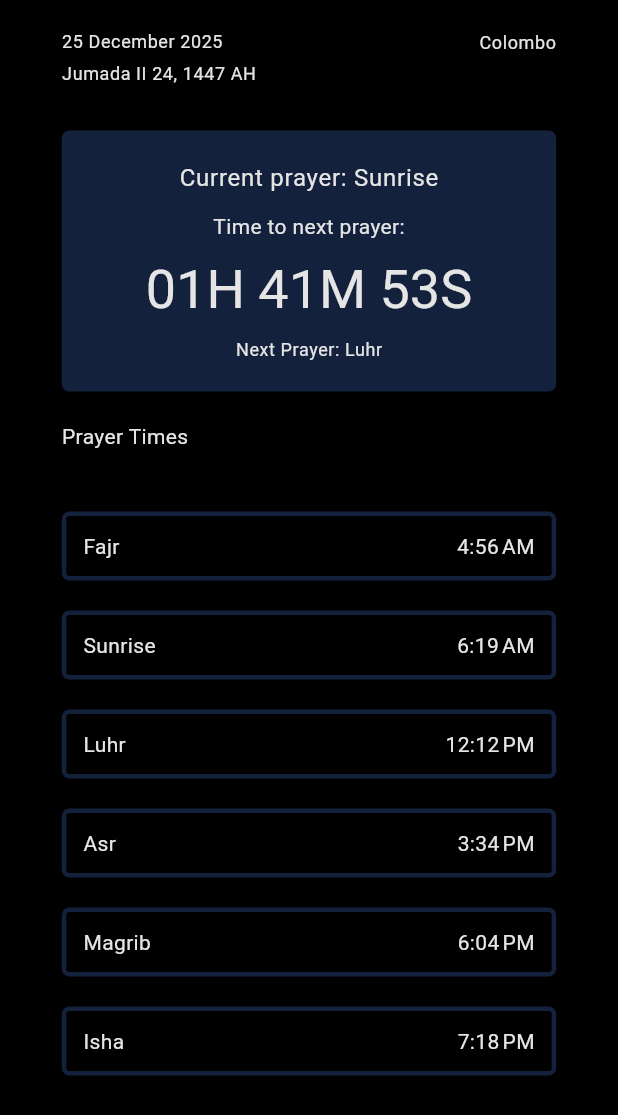
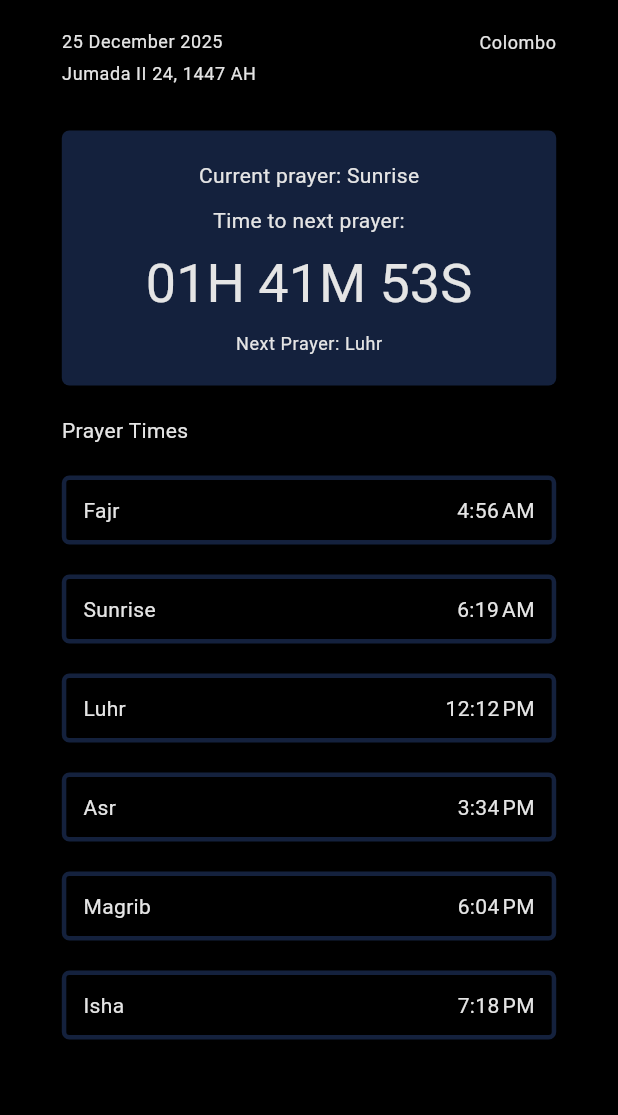
Before and after one commit to sfshameem5/prayer-times-flutter, a Flutter app: the screen it shows after launch, on a phone screen of 412 x 824 dp. Shown: the top 1115 px of the screen. Run offline on Flutter 3.47's test engine with Material 3 defaults, Android fonts, the phone set to English and light mode, and no system bars; our stand-ins replace google_fonts.

Commit message:
misc: Changed font to inter

```diff
--- a/lib/config/theme.dart
+++ b/lib/config/theme.dart
@@ -1,4 +1,5 @@
 import 'package:flutter/material.dart';
+import 'package:google_fonts/google_fonts.dart';
 
 class AppTheme {
   static ThemeData get lightTheme {
@@ -9,15 +10,20 @@ class AppTheme {
       // Defining the core color palette
       colorScheme: const ColorScheme(
         brightness: Brightness.light,
-        primary: Color(0xFF14213D), // Prussian Blue
+        primary: Color(0xFF14213D),
+        // Prussian Blue
         onPrimary: Colors.white,
 
-        secondary: Color(0xFFFCA311), // Orange / Gold
-        onSecondary: Colors.black, // Black text for contrast on gold
+        secondary: Color(0xFFFCA311),
+        // Orange / Gold
+        onSecondary: Colors.black,
 
-        surface: Colors.white, // Cards and Dialogs
-        onSurface: Color(0xFF000000), // Black text
+        // Black text for contrast on gold
+        surface: Colors.white,
+        // Cards and Dialogs
+        onSurface: Color(0xFF000000),
 
+        // Black text
         error: Colors.redAccent,
         onError: Colors.white,
       ),
@@ -40,12 +46,14 @@ class AppTheme {
         shape: RoundedRectangleBorder(borderRadius: BorderRadius.circular(12)),
       ),
 
-      textTheme: const TextTheme(
-        displayLarge: TextStyle(
-          color: Colors.black,
-          fontWeight: FontWeight.bold,
+      textTheme: GoogleFonts.interTextTheme(
+        const TextTheme(
+          displayLarge: TextStyle(
+            color: Colors.black,
+            fontWeight: FontWeight.bold,
+          ),
+          // bodyLarge: TextStyle(color: Colors.black),
         ),
-        bodyLarge: TextStyle(color: Colors.black),
       ),
     );
   }
@@ -57,16 +65,20 @@ class AppTheme {
 
       colorScheme: const ColorScheme(
         brightness: Brightness.dark,
-        primary: Color(0xFF14213D), // Prussian Blue
+        primary: Color(0xFF14213D),
+        // Prussian Blue
         onPrimary: Colors.white,
 
-        secondary: Color(0xFFFCA311), // Gold Accent
+        secondary: Color(0xFFFCA311),
+        // Gold Accent
         onSecondary: Colors.black,
 
         // In Dark Mode, surfaces are slightly lighter than the background
-        surface: Color(0xFF14213D), // Dark Navy surfaces
-        onSurface: Color(0xFFE5E5E5), // Alabaster text
+        surface: Color(0xFF14213D),
+        // Dark Navy surfaces
+        onSurface: Color(0xFFE5E5E5),
 
+        // Alabaster text
         error: Colors.redAccent,
         onError: Colors.white,
       ),
@@ -83,6 +95,16 @@ class AppTheme {
         color: const Color(0xFF14213D), // Navy cards on black background
         shape: RoundedRectangleBorder(borderRadius: BorderRadius.circular(12)),
       ),
+
+      textTheme: GoogleFonts.interTextTheme(
+        const TextTheme(
+          displayLarge: TextStyle(
+            color: Colors.white,
+            fontWeight: FontWeight.bold,
+          ),
+          bodyLarge: TextStyle(color: Colors.white),
+        ),
+      ),
     );
   }
 }
--- a/lib/features/prayers/presentation/widgets/countdown_timer.dart
+++ b/lib/features/prayers/presentation/widgets/countdown_timer.dart
@@ -8,7 +8,7 @@ class CountdownTimer extends StatelessWidget {
   @override
   Widget build(BuildContext context) {
     TextStyle? textStyle = Theme.of(context).textTheme.bodySmall;
-    TextStyle? currentPrayer = Theme.of(context).textTheme.bodyLarge;
+    TextStyle? currentPrayer = Theme.of(context).textTheme.bodyMedium;
     TextStyle? nextPrayer = Theme.of(context).textTheme.bodyMedium;
     TextStyle? timer = Theme.of(context).textTheme.displaySmall;
 
@@ -20,15 +20,10 @@ class CountdownTimer extends StatelessWidget {
             children: [
               Expanded(
                 child: FractionallySizedBox(
-                  // widthFactor: 0.8,
                   child: Container(
                     decoration: BoxDecoration(
                       color: Theme.of(context).colorScheme.primary,
                       borderRadius: BorderRadius.circular(5),
-                      // border: Border.all(
-                      //   color: Theme.of(context).colorScheme.secondary,
-                      //   width: 2,
-                      // ),
                     ),
                     child: Column(
                       children: [
--- a/lib/features/prayers/presentation/widgets/prayer_list.dart
+++ b/lib/features/prayers/presentation/widgets/prayer_list.dart
@@ -18,9 +18,7 @@ class PrayerList extends StatelessWidget {
               crossAxisAlignment: CrossAxisAlignment.start,
               children: [
                 SizedBox(height: 20),
-                Text('Prayer Times'),
-                SizedBox(height: 20),
-
+                Text('Prayer Times', style: Theme.of(context).textTheme.bodyMedium),
                 for (var prayer in model.prayers) ...[
                   const SizedBox(height: 20),
                   PrayerCard(
--- a/pubspec.yaml
+++ b/pubspec.yaml
@@ -36,6 +36,7 @@ dependencies:
   cupertino_icons: ^1.0.8
   intl: ^0.20.2
   provider: ^6.1.5+1
+  google_fonts: ^6.3.3
 
 dev_dependencies:
   flutter_test:
```
Also changed, not shown: pubspec.lock, 9 other files.
